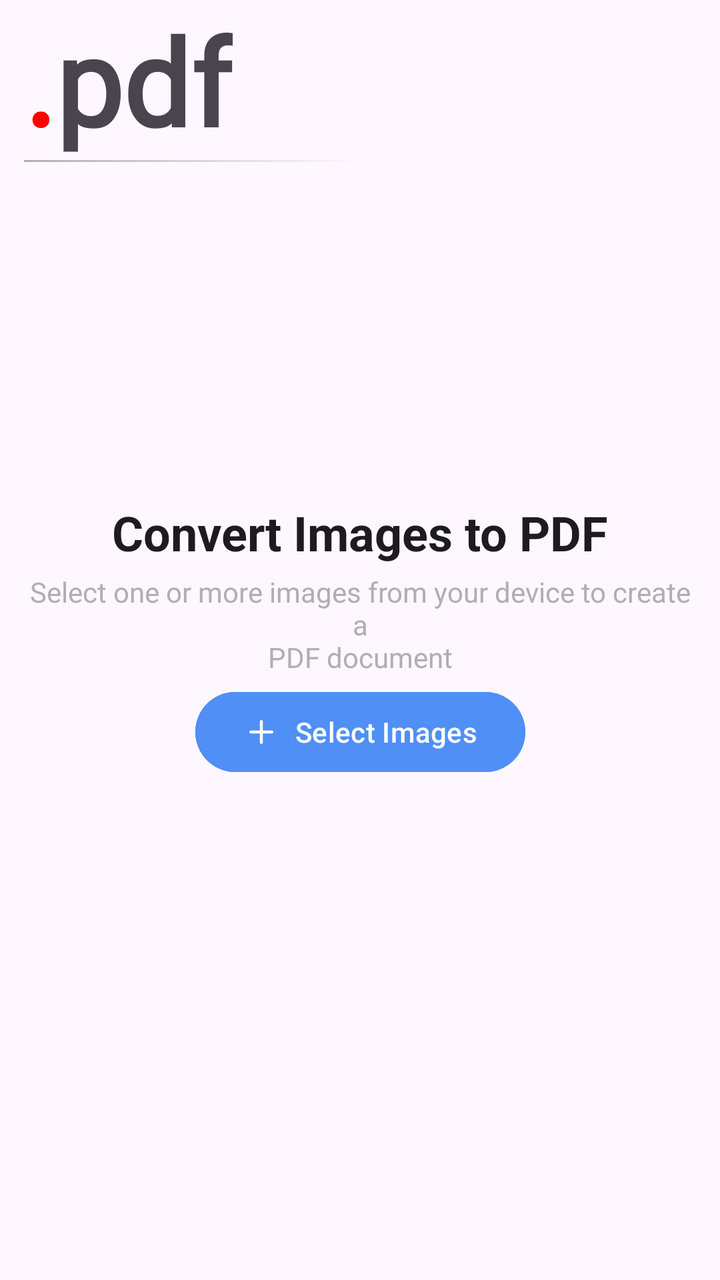
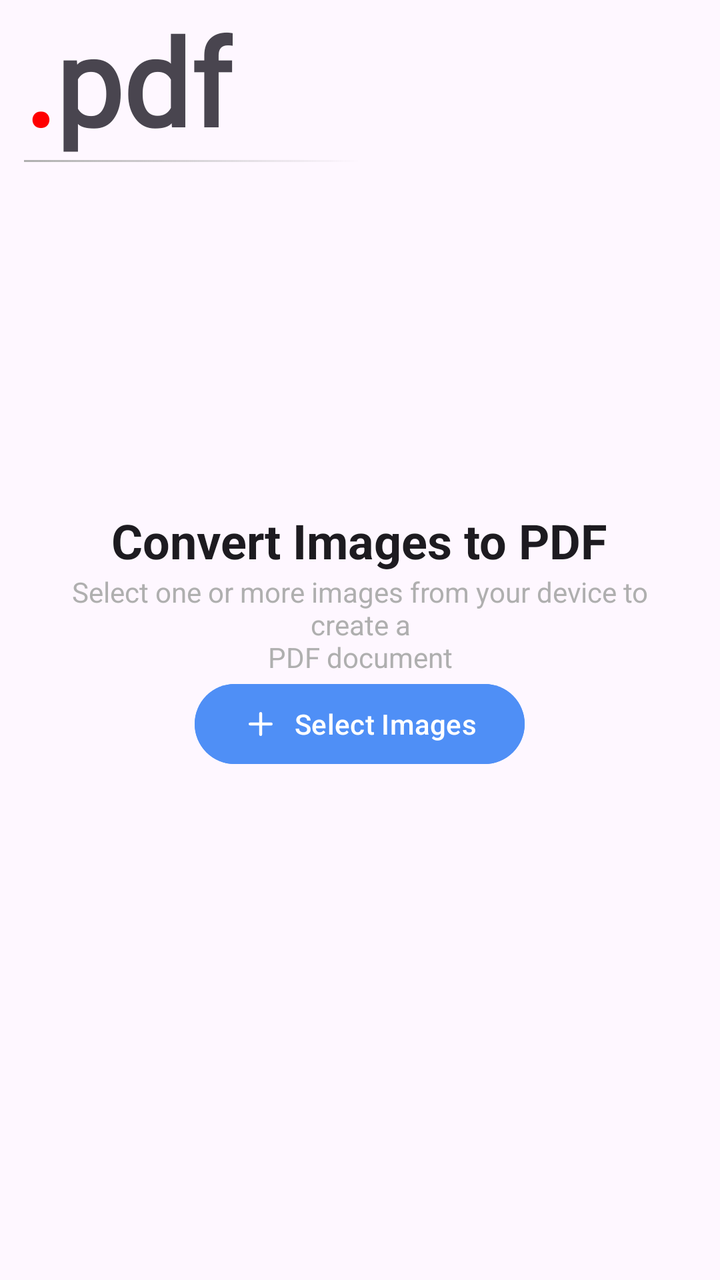

Screens rendered from an Android XML layout before and after an edit, with the pre-edit source and the edit as a unified diff.
<!-- AndroidManifest.xml: application theme Theme.Doxy -->
<!-- res/layout/fragment_home.xml -->
<?xml version="1.0" encoding="utf-8"?>
<androidx.constraintlayout.widget.ConstraintLayout xmlns:android="http://schemas.android.com/apk/res/android"
    xmlns:app="http://schemas.android.com/apk/res-auto"
    xmlns:tools="http://schemas.android.com/tools"
    android:layout_width="match_parent"
    android:layout_height="match_parent"
    android:paddingHorizontal="12dp"
    tools:context=".fragments.Home">

    <TextView
        android:id="@+id/header_title"
        android:layout_width="wrap_content"
        android:layout_height="wrap_content"
        android:fontFamily="@font/poppins"
        android:text="@string/Header1"
        android:textSize="60sp"
        android:textStyle="bold"
        app:layout_constraintStart_toEndOf="@id/headerExtension"
        app:layout_constraintTop_toTopOf="parent" />

    <TextView
        android:id="@+id/headerExtension"
        android:layout_width="wrap_content"
        android:layout_height="wrap_content"
        android:fontFamily="@font/poppins"
        android:text="@string/dot"
        android:textColor="@color/red"
        android:textSize="60sp"
        android:textStyle="bold"
        app:layout_constraintStart_toStartOf="parent"
        app:layout_constraintTop_toTopOf="parent" />

    <com.google.android.material.button.MaterialButton
        android:id="@+id/clear"
        style="@style/ThemeOverlay.Material3.AutoCompleteTextView.OutlinedBox"
        android:layout_width="wrap_content"
        android:layout_height="wrap_content"
        android:backgroundTint="@color/transparent"
        android:text="Clear"
        android:textColor="@color/red"
        app:icon="@drawable/ic_delete"
        app:iconTint="@color/red"
        app:layout_constraintBottom_toTopOf="@id/images_preview"
        app:layout_constraintEnd_toEndOf="parent" />

    <View
        android:layout_width="match_parent"
        android:layout_height="1dp"
        android:background="@drawable/line_gradient"
        app:layout_constraintTop_toBottomOf="@id/header_title" />

    <androidx.constraintlayout.widget.Group
        android:id="@+id/step1"
        android:layout_width="wrap_content"
        android:layout_height="wrap_content"
        android:visibility="gone"
        app:constraint_referenced_ids="images_preview,footer,clear" />

    <androidx.recyclerview.widget.RecyclerView
        android:id="@+id/images_preview"
        android:layout_width="match_parent"
        android:layout_height="0dp"
        android:clipToPadding="false"
        android:paddingTop="12dp"
        android:paddingBottom="80dp"
        app:layout_constraintBottom_toBottomOf="parent"
        app:layout_constraintTop_toBottomOf="@id/header_title" />

    <com.google.android.material.card.MaterialCardView
        android:id="@+id/footer"
        android:layout_width="match_parent"
        android:layout_height="wrap_content"
        android:layout_marginBottom="12dp"
        app:cardCornerRadius="25dp"
        app:layout_constraintBottom_toBottomOf="parent"
        app:strokeWidth="1dp">

        <TextView
            android:id="@+id/total"
            android:layout_width="wrap_content"
            android:layout_height="wrap_content"
            android:layout_gravity="center_vertical|start"
            android:layout_marginStart="12dp"
            android:text="0 image selected"
            android:textColor="#AFAFAF" />

        <com.google.android.material.button.MaterialButton
            android:id="@+id/convert"
            android:layout_width="wrap_content"
            android:layout_height="wrap_content"
            android:layout_gravity="end"
            android:layout_marginVertical="4dp"
            android:layout_marginEnd="8dp"
            android:backgroundTint="@color/mBlue"
            android:text="@string/convert_to_pdf"
            android:textColor="@color/white"
            app:cornerRadius="25dp"
            app:icon="@drawable/ic_download" />

        <ProgressBar
            android:id="@+id/loader"
            android:layout_width="40dp"
            android:layout_height="40dp"
            android:layout_gravity="end|center_vertical"
            android:layout_marginEnd="120dp"
            android:indeterminateTint="@color/white"
            android:visibility="gone" />
    </com.google.android.material.card.MaterialCardView>


    <androidx.constraintlayout.helper.widget.Flow
        android:id="@+id/mFlow"
        android:layout_width="match_parent"
        android:layout_height="wrap_content"
        android:orientation="vertical"
        app:constraint_referenced_ids="title,subtitle,selectImage"
        app:flow_verticalGap="4dp"
        app:layout_constraintBottom_toBottomOf="parent"
        app:layout_constraintEnd_toEndOf="parent"
        app:layout_constraintHorizontal_bias="0.5"
        app:layout_constraintStart_toStartOf="parent"
        app:layout_constraintTop_toTopOf="parent"
        app:layout_constraintVertical_bias="0.5" />

    <TextView
        android:id="@+id/title"
        style="@style/TextAppearance.MaterialComponents.Headline5"
        android:layout_width="wrap_content"
        android:layout_height="wrap_content"
        android:text="@string/convert_images_to_pdf"
        android:textStyle="bold" />

    <TextView
        android:id="@+id/subtitle"
        android:layout_width="0dp"
        android:layout_height="wrap_content"
        android:gravity="center"
        android:text="@string/main_subtitle"
        android:textColor="#AFAFAF" />

    <com.google.android.material.button.MaterialButton
        android:id="@+id/selectImage"
        android:layout_width="wrap_content"
        android:layout_height="wrap_content"
        android:backgroundTint="@color/mBlue"
        android:text="@string/select_images"
        app:icon="@drawable/ic_add" />

</androidx.constraintlayout.widget.ConstraintLayout>
<!-- resources referenced by this layout -->
<resources>
  <color name="mBlue">#4F8FF6</color>
  <color name="red">#FF0000</color>
  <color name="transparent">#00000000</color>
  <color name="white">#FFFFFF</color>
  <!-- drawable ic_add (drawable) -->
  <vector xmlns:android="http://schemas.android.com/apk/res/android"
      android:width="24dp"
      android:height="24dp"
      android:viewportWidth="24"
      android:viewportHeight="24">
    <path
        android:pathData="M5,12h14"
        android:strokeLineJoin="round"
        android:strokeWidth="2"
        android:fillColor="#00000000"
        android:strokeColor="#AFAFAF"
        android:strokeLineCap="round"/>
    <path
        android:pathData="M12,5v14"
        android:strokeLineJoin="round"
        android:strokeWidth="2"
        android:fillColor="#00000000"
        android:strokeColor="#AFAFAF"
        android:strokeLineCap="round"/>
  </vector>
  <!-- drawable ic_delete (drawable) -->
  <vector xmlns:android="http://schemas.android.com/apk/res/android"
      android:width="24dp"
      android:height="24dp"
      android:viewportWidth="24"
      android:viewportHeight="24">
    <path
        android:pathData="M19,6v14a2,2 0,0 1,-2 2H7a2,2 0,0 1,-2 -2V6"
        android:strokeLineJoin="round"
        android:strokeWidth="2"
        android:fillColor="#00000000"
        android:strokeColor="@color/red"
        android:strokeLineCap="round"/>
    <path
        android:pathData="M3,6h18"
        android:strokeLineJoin="round"
        android:strokeWidth="2"
        android:fillColor="#00000000"
        android:strokeColor="@color/red"
        android:strokeLineCap="round"/>
    <path
        android:pathData="M8,6V4a2,2 0,0 1,2 -2h4a2,2 0,0 1,2 2v2"
        android:strokeLineJoin="round"
        android:strokeWidth="2"
        android:fillColor="#00000000"
        android:strokeColor="@color/red"
        android:strokeLineCap="round"/>
  </vector>
  <!-- drawable ic_download (drawable) -->
  <vector xmlns:android="http://schemas.android.com/apk/res/android"
      android:width="24dp"
      android:height="24dp"
      android:viewportWidth="24"
      android:viewportHeight="24">
    <path
        android:pathData="M12,15V3"
        android:strokeLineJoin="round"
        android:strokeWidth="2"
        android:fillColor="#00000000"
        android:strokeColor="@color/white"
        android:strokeLineCap="round"/>
    <path
        android:pathData="M21,15v4a2,2 0,0 1,-2 2H5a2,2 0,0 1,-2 -2v-4"
        android:strokeLineJoin="round"
        android:strokeWidth="2"
        android:fillColor="#00000000"
        android:strokeColor="@color/white"
        android:strokeLineCap="round"/>
    <path
        android:pathData="m7,10 l5,5 5,-5"
        android:strokeLineJoin="round"
        android:strokeWidth="2"
        android:fillColor="#00000000"
        android:strokeColor="@color/white"
        android:strokeLineCap="round"/>
  </vector>
  <!-- drawable line_gradient (drawable) -->
  <?xml version="1.0" encoding="utf-8"?>
  <shape xmlns:android="http://schemas.android.com/apk/res/android">
      <gradient
          android:endColor="@color/transparent"
          android:centerColor="@color/transparent"
          android:startColor="#AFAFAF" />
  </shape>
  <string name="Header1">pdf</string>
  <string name="convert_images_to_pdf">Convert Images to PDF</string>
  <string name="convert_to_pdf">Convert to PDF</string>
  <string name="dot">.</string>
  <string name="main_subtitle">Select one or more images from your device to create a\nPDF document</string>
  <string name="select_images">Select Images</string>
  <style name="Theme.Doxy" parent="Base.Theme.Doxy" />
  <style name="Base.Theme.Doxy" parent="Theme.Material3.DayNight.NoActionBar">
          
          
      </style>
</resources>

<!-- the commit's change to res/layout/fragment_home.xml (unified diff, before → after) -->
@@ -108,42 +108,54 @@
     </com.google.android.material.card.MaterialCardView>
 
 
-    <androidx.constraintlayout.helper.widget.Flow
+    <LinearLayout
         android:id="@+id/mFlow"
         android:layout_width="match_parent"
         android:layout_height="wrap_content"
+        android:layout_marginHorizontal="16dp"
         android:orientation="vertical"
-        app:constraint_referenced_ids="title,subtitle,selectImage"
-        app:flow_verticalGap="4dp"
         app:layout_constraintBottom_toBottomOf="parent"
         app:layout_constraintEnd_toEndOf="parent"
         app:layout_constraintHorizontal_bias="0.5"
         app:layout_constraintStart_toStartOf="parent"
         app:layout_constraintTop_toTopOf="parent"
-        app:layout_constraintVertical_bias="0.5" />
+        app:layout_constraintVertical_bias="0.5">
 
-    <TextView
-        android:id="@+id/title"
-        style="@style/TextAppearance.MaterialComponents.Headline5"
-        android:layout_width="wrap_content"
-        android:layout_height="wrap_content"
-        android:text="@string/convert_images_to_pdf"
-        android:textStyle="bold" />
+        <TextView
+            android:id="@+id/title"
+            style="@style/TextAppearance.MaterialComponents.Headline5"
+            android:layout_width="wrap_content"
+            android:layout_height="wrap_content"
+            android:layout_gravity="center_horizontal"
+            android:text="@string/convert_images_to_pdf"
+            android:textStyle="bold" />
 
-    <TextView
-        android:id="@+id/subtitle"
-        android:layout_width="0dp"
-        android:layout_height="wrap_content"
-        android:gravity="center"
-        android:text="@string/main_subtitle"
-        android:textColor="#AFAFAF" />
+        <TextView
+            android:id="@+id/subtitle"
+            android:layout_width="match_parent"
+            android:layout_height="wrap_content"
+            android:layout_gravity="center_horizontal"
+            android:text="@string/main_subtitle"
+            android:textAlignment="center"
+            android:textColor="#AFAFAF" />
 
-    <com.google.android.material.button.MaterialButton
-        android:id="@+id/selectImage"
-        android:layout_width="wrap_content"
-        android:layout_height="wrap_content"
-        android:backgroundTint="@color/mBlue"
-        android:text="@string/select_images"
-        app:icon="@drawable/ic_add" />
+        <com.google.android.material.button.MaterialButton
+            android:id="@+id/selectImage"
+            android:layout_width="wrap_content"
+            android:layout_height="wrap_content"
+            android:layout_gravity="center_horizontal"
+            android:backgroundTint="@color/mBlue"
+            android:text="@string/select_images"
+            app:icon="@drawable/ic_add" />
+
+        <com.google.android.material.button.MaterialButton
+            android:id="@+id/recent"
+            android:layout_width="wrap_content"
+            android:layout_height="wrap_content"
+            android:backgroundTint="@color/mBlue"
+            android:text="@string/recent"
+            android:visibility="gone"
+            app:icon="@drawable/ic_add" />
+    </LinearLayout>
 
 </androidx.constraintlayout.widget.ConstraintLayout>
<!-- resource entries referenced after the edit -->
@@ -94,6 +94,7 @@
   <string name="convert_to_pdf">Convert to PDF</string>
   <string name="dot">.</string>
   <string name="main_subtitle">Select one or more images from your device to create a\nPDF document</string>
+  <string name="recent">Recent</string>
   <string name="select_images">Select Images</string>
   <style name="Theme.Doxy" parent="Base.Theme.Doxy" />
   <style name="Base.Theme.Doxy" parent="Theme.Material3.DayNight.NoActionBar">
